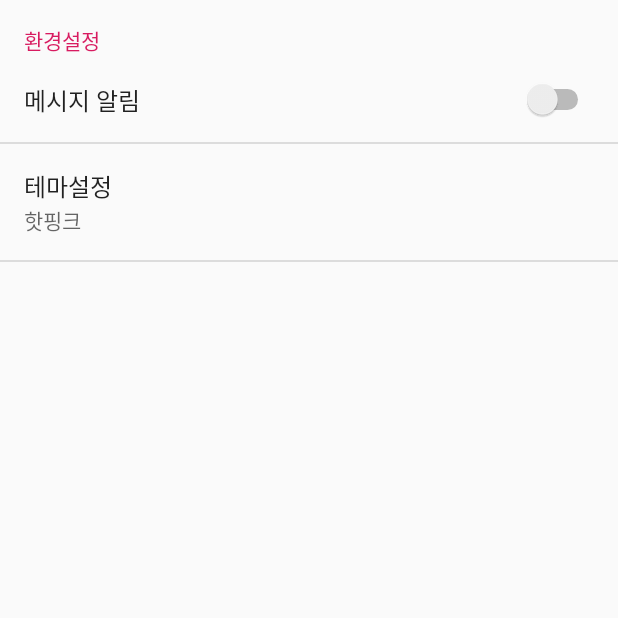
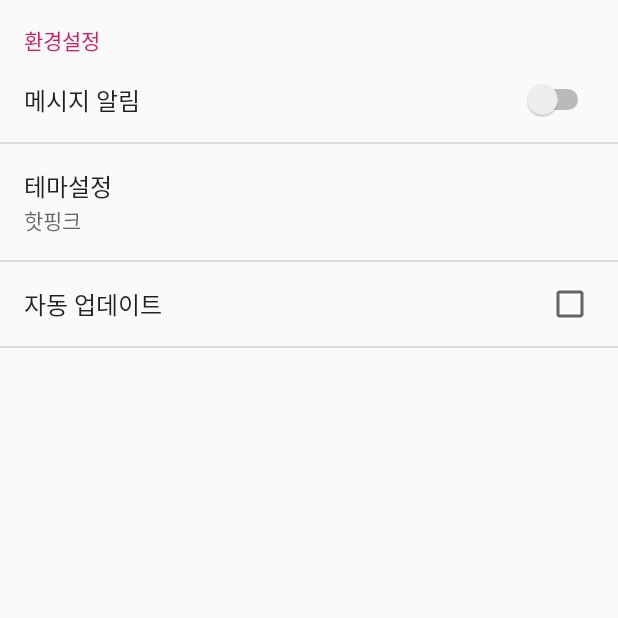
Before and after one commit to premom/premom-android-kt, an Android app: the SettingActivity screen opened directly, with no data from a screen before it, on a phone screen of 412 x 824 dp, the top half of it. Run offline under Robolectric (Android 15) with nearby library versions, the phone set to English and light mode, and no system bars.

Commit message:
환경설정 추가요

```diff
--- a/app/src/main/res/xml/setting_preference.xml
+++ b/app/src/main/res/xml/setting_preference.xml
@@ -13,6 +13,10 @@
             android:summary="핫핑크"
             android:title="테마설정"/>
 
+        <CheckBoxPreference
+            android:key = "update"
+            android:title = "자동 업데이트"/>
+
     </PreferenceCategory>
 
 
```
